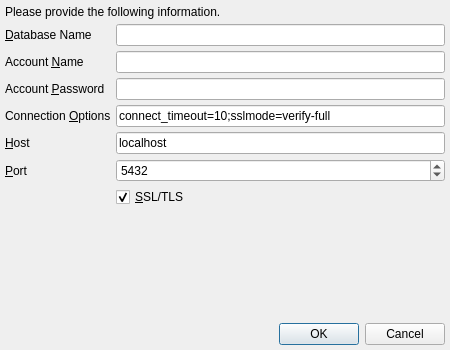
The window that branches/trunk/UI/spot-on-postgresql-connect.ui (textbrowser/spot-on) describes before a commit, drawn with Qt 5.
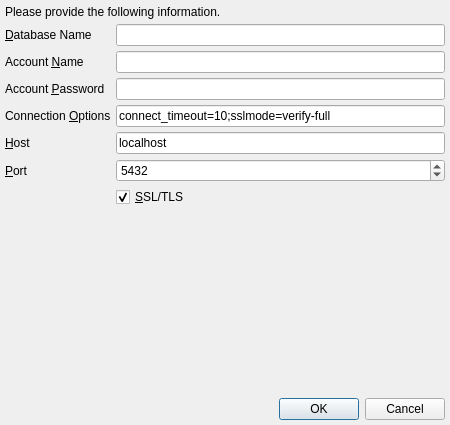
The same window after the commit. Icons and pictures are not drawn.

```diff
--- a/branches/trunk/UI/spot-on-postgresql-connect.ui
+++ b/branches/trunk/UI/spot-on-postgresql-connect.ui
@@ -7,7 +7,7 @@
     <x>0</x>
     <y>0</y>
     <width>450</width>
-    <height>350</height>
+    <height>425</height>
    </rect>
   </property>
   <property name="windowIcon">
```
Left out of the diff: 11 changed lines with no effect on the pictures.
